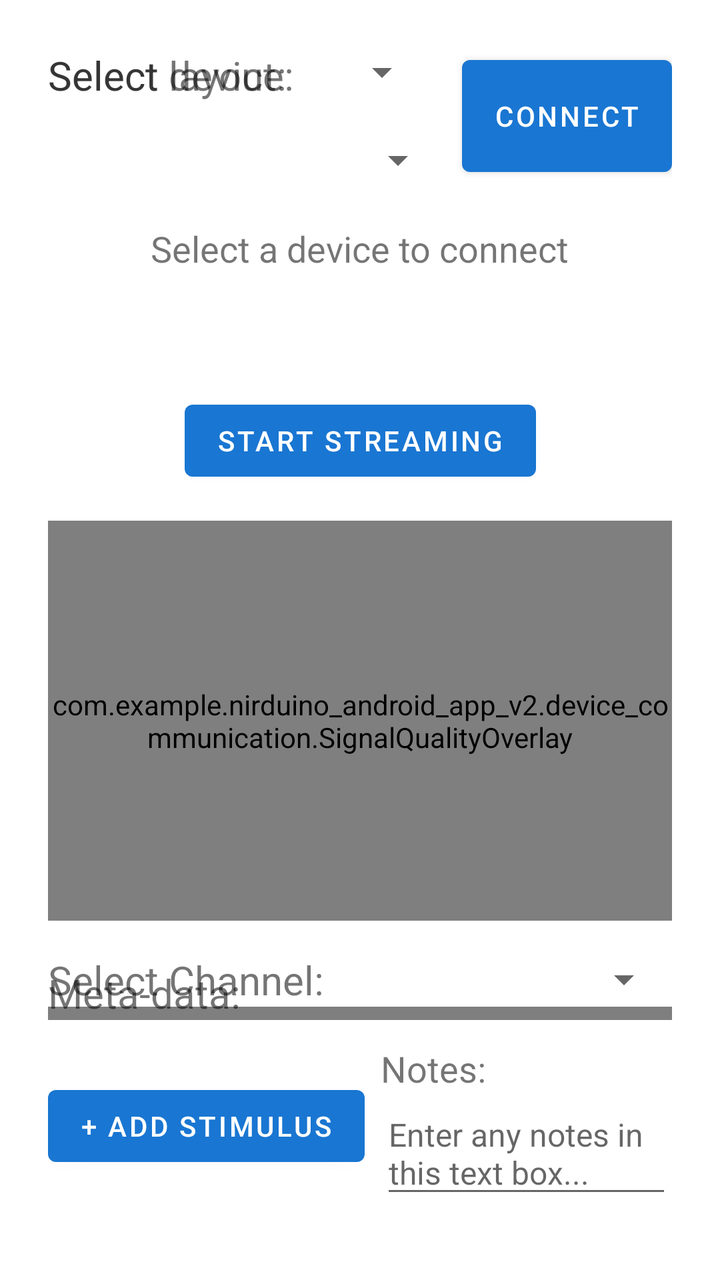
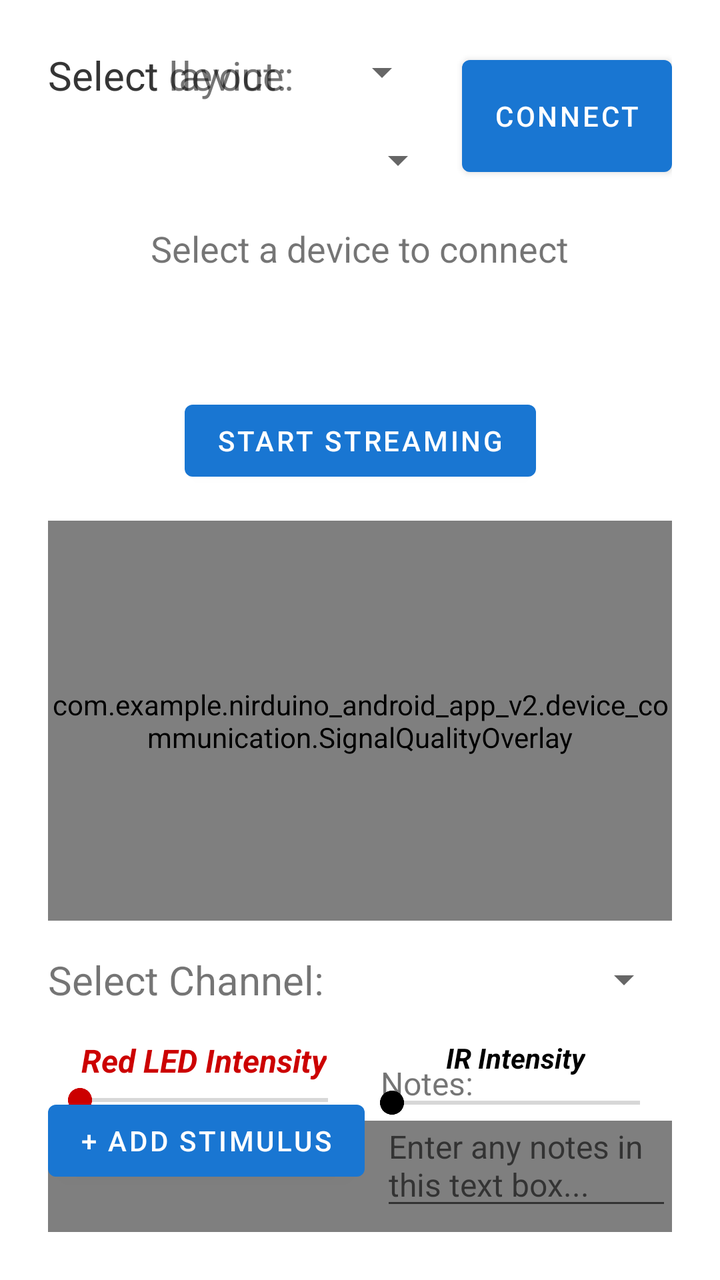

Two renders of the same Android screen: before a commit and after it. Below are the layout's source before the change and the commit's diff.
<!-- AndroidManifest.xml: application theme Theme.NIRDuino_Android_App_v2 -->
<!-- res/layout/activity_stream_fnirs_data.xml -->
<?xml version="1.0" encoding="utf-8"?>
<androidx.constraintlayout.widget.ConstraintLayout
    xmlns:android="http://schemas.android.com/apk/res/android"
    xmlns:app="http://schemas.android.com/apk/res-auto"
    android:id="@+id/layout_root"
    android:layout_width="match_parent"
    android:layout_height="match_parent"
    android:padding="24dp">

    
    <androidx.constraintlayout.widget.ConstraintLayout
        android:id="@+id/group_device_layout"
        android:layout_width="0dp"
        android:layout_height="wrap_content"
        app:layout_constraintTop_toTopOf="parent"
        app:layout_constraintStart_toStartOf="parent"
        app:layout_constraintEnd_toStartOf="@id/btn_connect"
        android:layout_marginEnd="8dp">

        
        <TextView
            android:id="@+id/label_select_device"
            android:layout_width="wrap_content"
            android:layout_height="wrap_content"
            android:text="Select device:"
            android:textSize="@dimen/font_size_header2"
            app:layout_constraintTop_toTopOf="parent"
            app:layout_constraintStart_toStartOf="parent"
            app:layout_constraintBaseline_toBaselineOf="@id/spinner_aliases"
            android:layout_marginEnd="8dp"/>

        <Spinner
            android:id="@+id/spinner_aliases"
            android:layout_width="0dp"
            android:layout_height="wrap_content"
            android:spinnerMode="dropdown"
            app:layout_constraintStart_toEndOf="@id/label_select_device"
            app:layout_constraintEnd_toEndOf="parent"
            app:layout_constraintTop_toTopOf="@id/label_select_device"
            android:layout_marginEnd="8dp"/>

        
        <TextView
            android:id="@+id/label_select_layout"
            android:layout_width="wrap_content"
            android:layout_height="wrap_content"
            android:text="Select layout:"
            android:textSize="@dimen/font_size_header2"
            app:layout_constraintTop_toBottomOf="@id/spinner_aliases"
            app:layout_constraintStart_toStartOf="parent"
            app:layout_constraintBaseline_toBaselineOf="@id/spinner_layouts"
            android:layout_marginTop="@dimen/font_size_header2"
            android:layout_marginEnd="8dp"/>

        <Spinner
            android:id="@+id/spinner_layouts"
            android:layout_width="0dp"
            android:layout_height="wrap_content"
            android:spinnerMode="dropdown"
            app:layout_constraintTop_toBottomOf="@id/spinner_aliases"
            app:layout_constraintStart_toEndOf="@id/label_select_layout"
            app:layout_constraintEnd_toEndOf="parent"
            android:layout_marginTop="@dimen/font_size_header2"/>

    </androidx.constraintlayout.widget.ConstraintLayout>

    
    <Button
        android:id="@+id/btn_connect"
        android:layout_width="wrap_content"
        android:layout_height="0dp"
        android:text="Connect"
        app:layout_constraintTop_toTopOf="@id/group_device_layout"
        app:layout_constraintBottom_toBottomOf="@id/group_device_layout"
        app:layout_constraintEnd_toEndOf="parent" />

    
    <TextView
        android:id="@+id/text_status"
        android:layout_width="wrap_content"
        android:layout_height="wrap_content"
        android:text="Select a device to connect"
        android:textSize="@dimen/font_size_header3"
        android:layout_marginTop="@dimen/font_size_header2"
        app:layout_constraintTop_toBottomOf="@id/group_device_layout"
        app:layout_constraintStart_toStartOf="parent"
        app:layout_constraintEnd_toEndOf="parent" />

    <LinearLayout
        android:id="@+id/timerBar"
        android:layout_width="match_parent"
        android:layout_height="48dp"
        android:orientation="horizontal"
        app:layout_constraintTop_toBottomOf="@id/text_status"
        app:layout_constraintBottom_toTopOf="@id/btn_stream_toggle"
        android:layout_margin="@dimen/font_size_footnote"
        android:weightSum="3">

        
        <ImageView
            android:id="@+id/image_signal"
            android:layout_width="48dp"
            android:layout_height="48dp"
            android:src="@drawable/signal_level2"
            android:layout_weight="1"
            app:tint="@color/white" />

        
        <TextView
            android:id="@+id/text_timer"
            android:layout_width="wrap_content"
            android:layout_height="wrap_content"
            android:text=""
            app:layout_constraintTop_toBottomOf="@id/group_device_layout"
            android:textSize="@dimen/font_size_header2"
            android:textStyle="italic|bold"
            android:textAlignment="center"
            android:layout_weight="1"/>

        <ImageView
            android:id="@+id/image_battery"
            android:layout_width="48dp"
            android:layout_height="48dp"
            android:src="@drawable/battery_level5"
            android:layout_weight="1"
            app:tint="@color/white" />

    </LinearLayout>

    <Button
        android:id="@+id/btn_stream_toggle"
        android:layout_width="wrap_content"
        android:layout_height="wrap_content"
        android:text="Start Streaming"
        app:layout_constraintTop_toBottomOf="@id/timerBar"
        app:layout_constraintStart_toStartOf="parent"
        app:layout_constraintEnd_toEndOf="parent" />

    <com.example.nirduino_android_app_v2.device_communication.SignalQualityOverlay
        android:id="@+id/sqi_overlay"
        android:layout_width="match_parent"
        android:layout_height="200dp"
        android:layout_marginTop="16dp"
        android:background="#220000FF"
        app:layout_constraintTop_toBottomOf="@id/btn_stream_toggle"
 />

    
    <LinearLayout
        android:id="@+id/channel_spinner_row"
        android:layout_width="match_parent"
        android:layout_height="wrap_content"
        android:orientation="horizontal"
        android:gravity="center_vertical"
        android:layout_marginBottom="8dp"
        android:layout_marginTop="16dp"
        app:layout_constraintTop_toBottomOf="@id/sqi_overlay">

        <TextView
            android:id="@+id/label_select_channel"
            android:layout_width="wrap_content"
            android:layout_height="wrap_content"
            android:text="Select Channel:"
            android:textSize="@dimen/font_size_header2"
            android:layout_marginEnd="8dp" />

        <Spinner
            android:id="@+id/spinner_channels"
            android:layout_width="0dp"
            android:layout_height="wrap_content"
            android:layout_weight="1"
            android:spinnerMode="dropdown" />

    </LinearLayout>

    
    <com.example.nirduino_android_app_v2.device_communication.ChannelPlotView
        android:id="@+id/channel_plot_view"
        android:layout_width="match_parent"
        android:layout_height="300dp"
        android:background="@color/white"
        app:layout_constraintTop_toBottomOf="@id/channel_spinner_row"
        app:layout_constraintStart_toStartOf="parent"
        app:layout_constraintEnd_toEndOf="parent"/>

    <TextView
        android:layout_width="match_parent"
        android:layout_height="wrap_content"
        android:text="Meta-data:"
        app:layout_constraintBottom_toTopOf="@id/stimulus_bar"
        android:textSize="@dimen/font_size_header2"/>

    <LinearLayout
        android:id="@+id/stimulus_bar"
        android:layout_width="0dp"
        android:layout_height="wrap_content"
        android:orientation="horizontal"
        android:gravity="center_vertical"
        android:paddingTop="12dp"
        android:paddingBottom="12dp"
        android:layout_marginTop="24dp"
        app:layout_constraintBottom_toBottomOf="parent"
        app:layout_constraintStart_toStartOf="parent"
        app:layout_constraintEnd_toEndOf="parent"
        android:background="@color/white"
        android:baselineAligned="false"
        android:scrollbars="horizontal">

        

        <Button
            android:id="@+id/btn_add_stimulus"
            android:layout_width="wrap_content"
            android:layout_height="wrap_content"
            android:text="+ Add stimulus"
            android:textSize="14sp"
            android:layout_marginEnd="8dp" />

        <LinearLayout
            android:orientation="vertical"
            android:layout_width="wrap_content"
            android:layout_height="wrap_content">

            <TextView
                android:layout_width="wrap_content"
                android:layout_height="wrap_content"
                android:text= "Notes:"
                android:textSize="@dimen/font_size_header3"/>

            <EditText
                android:id="@+id/notebox"
                android:layout_width="wrap_content"
                android:layout_height="wrap_content"
                android:hint="Enter any notes in this text box..."
                android:textSize="@dimen/font_size_paragraph"
                />

        </LinearLayout>

    </LinearLayout>

</androidx.constraintlayout.widget.ConstraintLayout>
<!-- resources referenced by this layout -->
<resources>
  <color name="white">#FFFFFFFF</color>
  <dimen name="font_size_footnote">12sp</dimen>
  <dimen name="font_size_header2">20sp</dimen>
  <dimen name="font_size_header3">18sp</dimen>
  <dimen name="font_size_paragraph">16sp</dimen>
  <!-- drawable battery_level5 (drawable) -->
  <vector xmlns:android="http://schemas.android.com/apk/res/android"
      android:width="24dp"
      android:height="24dp"
      android:viewportWidth="960"
      android:viewportHeight="960">
    <path
        android:pathData="M160,720q-50,0 -85,-35t-35,-85v-240q0,-50 35,-85t85,-35h540q50,0 85,35t35,85v240q0,50 -35,85t-85,35L160,720ZM560,640h140q17,0 28.5,-11.5T740,600v-240q0,-17 -11.5,-28.5T700,320L560,320v320ZM860,580v-200h20q17,0 28.5,11.5T920,420v120q0,17 -11.5,28.5T880,580h-20Z"
        android:fillColor="#e3e3e3"/>
  </vector>
  <!-- drawable signal_level2 (drawable) -->
  <vector xmlns:android="http://schemas.android.com/apk/res/android"
      android:width="24dp"
      android:height="24dp"
      android:viewportWidth="960"
      android:viewportHeight="960">
    <path
        android:pathData="m80,880 l800,-800v800L80,880ZM520,800h280v-526L520,554v246Z"
        android:fillColor="#e3e3e3"/>
  </vector>
  <style name="Theme.NIRDuino_Android_App_v2" parent="Theme.MaterialComponents.Light.NoActionBar">
          
          <item name="colorPrimary">#1976D2</item>
          <item name="colorPrimaryVariant">#1976D2</item> 
          <item name="colorOnPrimary">#FFFFFF</item>
          <item name="colorSecondary">#D81B60</item>
          <item name="colorSecondaryVariant">#C2185B</item> 
          <item name="colorOnSecondary">#FFFFFF</item>
      </style>
</resources>

<!-- the commit's change to res/layout/activity_stream_fnirs_data.xml (unified diff, before → after) -->
@@ -143,7 +143,7 @@
         android:layout_marginTop="16dp"
         android:background="#220000FF"
         app:layout_constraintTop_toBottomOf="@id/btn_stream_toggle"
- />
+    />
 
     
     <LinearLayout
@@ -173,13 +173,78 @@
 
     </LinearLayout>
 
+
+    <LinearLayout
+        android:id="@+id/seekbarLayout"
+        app:layout_constraintTop_toBottomOf="@id/channel_spinner_row"
+        android:layout_marginTop="@dimen/font_size_paragraph"
+        android:layout_marginBottom="@dimen/font_size_paragraph"
+        android:layout_width="match_parent"
+        android:layout_height="wrap_content"
+        android:orientation="horizontal"
+        android:weightSum="2">
+
+        <LinearLayout
+            android:layout_width="0dp"
+            android:layout_height="wrap_content"
+            android:layout_weight="1"
+            android:orientation="vertical"
+            android:gravity="center">
+
+            <TextView
+                android:text="Red LED Intensity"
+                android:textSize="@dimen/font_size_paragraph"
+                android:textStyle="bold|italic"
+                android:textColor="@android:color/holo_red_dark"
+                android:layout_height="wrap_content"
+                android:layout_width="wrap_content"/>
+
+            <SeekBar
+                android:id="@+id/seekbar_Red"
+                android:layout_width="match_parent"
+                android:layout_height="wrap_content"
+                android:progressTint="@android:color/holo_red_dark"
+                android:thumbTint = "@android:color/holo_red_dark"
+                android:min="105"
+                android:max="255" />
+
+        </LinearLayout>
+
+        <LinearLayout
+            android:layout_width="0dp"
+            android:layout_height="wrap_content"
+            android:layout_weight="1"
+            android:orientation="vertical"
+            android:gravity="center">
+
+            <TextView
+                android:text="IR Intensity"
+                android:textSize="14sp"
+                android:textStyle="bold|italic"
+                android:layout_marginBottom="4dp"
+                android:textColor="@android:color/black"
+                android:layout_height="wrap_content"
+                android:layout_width="wrap_content"/>
+
+            <SeekBar
+                android:id="@+id/seekbar_IR"
+                android:layout_width="match_parent"
+                android:layout_height="wrap_content"
+                android:progressTint="@android:color/black"
+                android:thumbTint="@android:color/black"
+                android:min="105"
+                android:max="255" />
+
+        </LinearLayout>
+    </LinearLayout>
+
     
     <com.example.nirduino_android_app_v2.device_communication.ChannelPlotView
         android:id="@+id/channel_plot_view"
         android:layout_width="match_parent"
         android:layout_height="300dp"
         android:background="@color/white"
-        app:layout_constraintTop_toBottomOf="@id/channel_spinner_row"
+        app:layout_constraintTop_toBottomOf="@id/seekbarLayout"
         app:layout_constraintStart_toStartOf="parent"
         app:layout_constraintEnd_toEndOf="parent"/>
 
@@ -187,8 +252,9 @@
         android:layout_width="match_parent"
         android:layout_height="wrap_content"
         android:text="Meta-data:"
+        app:layout_constraintTop_toBottomOf="@id/channel_plot_view"
         app:layout_constraintBottom_toTopOf="@id/stimulus_bar"
-        android:textSize="@dimen/font_size_header2"/>
+        android:textSize="@dimen/font_size_header3"/>
 
     <LinearLayout
         android:id="@+id/stimulus_bar"
@@ -196,13 +262,12 @@
         android:layout_height="wrap_content"
         android:orientation="horizontal"
         android:gravity="center_vertical"
-        android:paddingTop="12dp"
-        android:paddingBottom="12dp"
-        android:layout_marginTop="24dp"
+        android:paddingTop="6dp"
+        android:paddingBottom="6dp"
+        android:layout_marginTop="6dp"
         app:layout_constraintBottom_toBottomOf="parent"
         app:layout_constraintStart_toStartOf="parent"
         app:layout_constraintEnd_toEndOf="parent"
-        android:background="@color/white"
         android:baselineAligned="false"
         android:scrollbars="horizontal">
 
@@ -225,7 +290,7 @@
                 android:layout_width="wrap_content"
                 android:layout_height="wrap_content"
                 android:text= "Notes:"
-                android:textSize="@dimen/font_size_header3"/>
+                android:textSize="@dimen/font_size_paragraph"/>
 
             <EditText
                 android:id="@+id/notebox"
